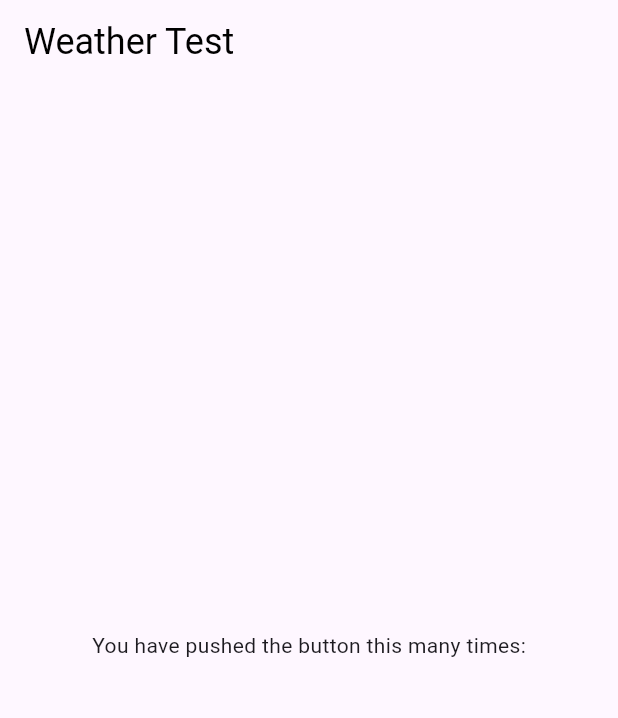
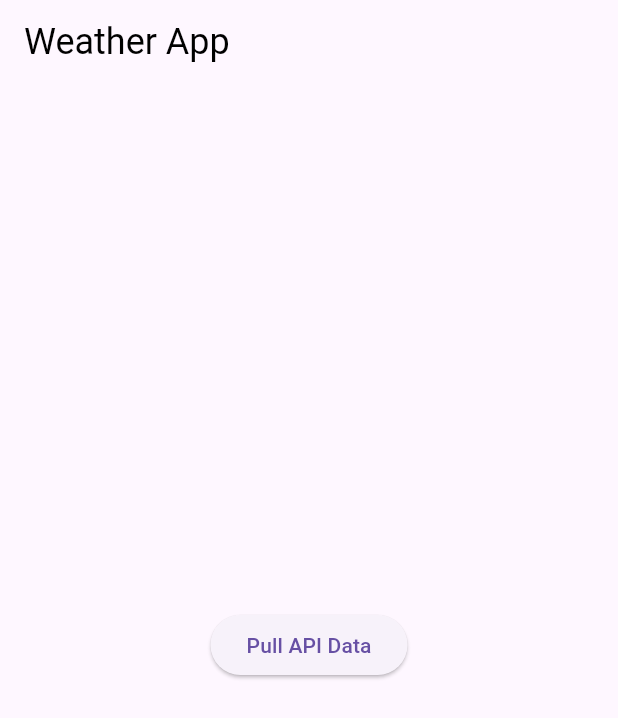
Before and after one commit to Karnan123/RainSense-Smart-Water-Management, a Flutter app: the screen it shows after launch, on a phone screen of 412 x 824 dp. Shown: the top 718 px of the screen. Run offline on Flutter 3.47's test engine with Material 3 defaults, Android fonts, the phone set to English and light mode, and no system bars.

```diff
--- a/Weather_App_Dart/Weather_App_Dart_1/lib/main.dart
+++ b/Weather_App_Dart/Weather_App_Dart_1/lib/main.dart
@@ -25,7 +25,7 @@ class AppBarExample extends StatelessWidget {
   Widget build(BuildContext context) {
     return Scaffold(
       appBar: AppBar(
-        title: const Text('Weather Test1234', style: TextStyle(fontSize: 24, color: Colors.black, )),
+        title: const Text('Weather App', style: TextStyle(fontSize: 24, color: Colors.black, )),
       ),
       );
   }
@@ -60,6 +60,8 @@ class _MyHomePageState extends State<MyHomePage> {
 
     try {
       final response = await http.get(Uri.parse(''));
+
+      //log("Received data: $response");
 
       if (response.statusCode == 200) {
         setState(() {
@@ -96,7 +98,7 @@ class _MyHomePageState extends State<MyHomePage> {
     // than having to individually change instances of widgets.
     return Scaffold(
       appBar: AppBar(
-        title: const Text('Weather Test', style: TextStyle(fontSize: 24, color: Colors.black, )),
+        title: const Text('Weather App', style: TextStyle(fontSize: 24, color: Colors.black, )),
       ),
       body: Center(
         // Center is a layout widget. It takes a single child and positions it
@@ -117,9 +119,15 @@ class _MyHomePageState extends State<MyHomePage> {
           // wireframe for each widget.
           mainAxisAlignment: MainAxisAlignment.center,
           children: <Widget>[
-            const Text(
-              'You have pushed the button this many times:',
+            ElevatedButton(
+              onPressed: () {
+                collectWeatherData();
+              },
+              child: const Text('Pull API Data'),
             ),
+            // const Text(
+            //   'You have pushed the button this many times:',
+            // ),
             const SizedBox(height: 20),
             if (_isWaiting == true)
               const CircularProgressIndicator()
```
